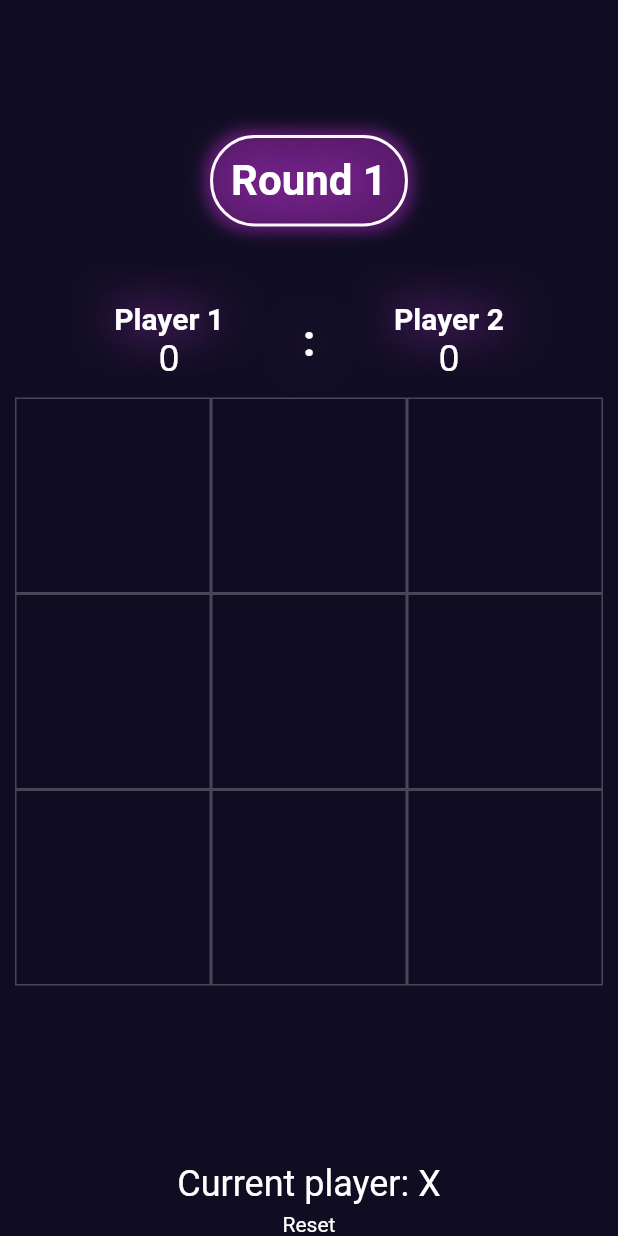
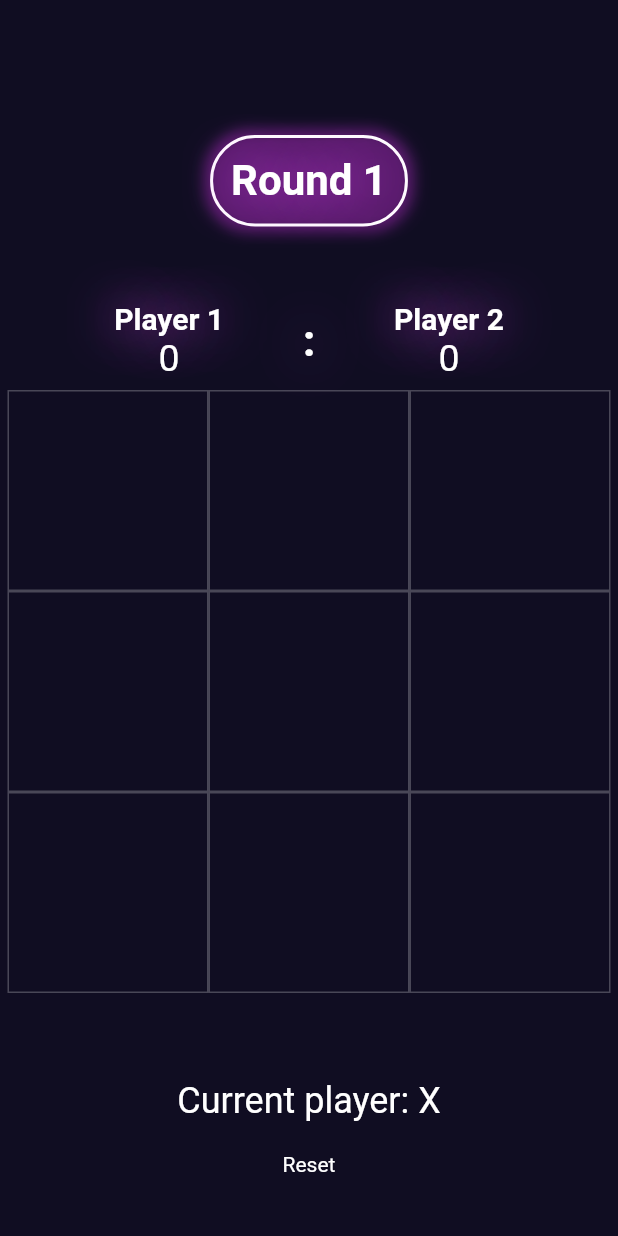
Before and after one commit to yomal-h/tictactoe_mp, a Flutter app: the screen it shows after launch, on a phone screen of 412 x 824 dp. Run offline on Flutter 3.47's test engine with Material 2 defaults, Android fonts, the phone set to English and light mode, and no system bars; our stand-ins replace socket_io_client; missing offline and left inert: flutter_glow, share_extend.

Commit message:
modified:   lib/views/tictactoe_offline_multiplayer.dart

```diff
--- a/lib/views/tictactoe_offline_multiplayer.dart
+++ b/lib/views/tictactoe_offline_multiplayer.dart
@@ -24,7 +24,7 @@ class __TicTacToeGameOfflineMultiplayerState
   int _computerScore = 0;
   int _round = 1;
   bool _gameOver = false;
-  bool _isComputerThinking = false;
+  final bool _isComputerThinking = false;
   List<int> _winningLine = [];
   late AnimationController _animationController;
   late Tween<double> _animationTween;
@@ -43,19 +43,13 @@ class __TicTacToeGameOfflineMultiplayerState
 
   @override
   Widget build(BuildContext context) {
-    final size = MediaQuery.of(context).size;
-
-    return ConstrainedBox(
-      constraints: BoxConstraints(
-        maxHeight: size.height * 0.7,
-        maxWidth: 500,
-      ),
-      child: Scaffold(
+    return Scaffold(
       body: Column(
         mainAxisAlignment: MainAxisAlignment.center,
         children: [
           SizedBox(height: 90.0),
-            Container(
+          Center(
+            child: Container(
               decoration: BoxDecoration(
                 border: Border.all(
                   color: Colors.white,
@@ -81,6 +75,7 @@ class __TicTacToeGameOfflineMultiplayerState
                       shadows: [
                         Shadow(blurRadius: 40, color: Colors.purpleAccent)
                       ]),
+                ),
               ),
             ),
           ),
@@ -147,13 +142,13 @@ class __TicTacToeGameOfflineMultiplayerState
           ),
           SizedBox(height: 2.0),
           Expanded(
+            child: AspectRatio(
+              aspectRatio: 0.9,
               child: Padding(
-                padding: const EdgeInsets.all(10.0),
+                padding: const EdgeInsets.all(5.0),
                 child: Stack(
                   children: [
-                    AspectRatio(
-                      aspectRatio: 0.9,
-                      child: GridView.builder(
+                    GridView.builder(
                       gridDelegate: SliverGridDelegateWithFixedCrossAxisCount(
                         crossAxisCount: 3,
                       ),
@@ -202,7 +197,7 @@ class __TicTacToeGameOfflineMultiplayerState
                                   style: TextStyle(
                                       color: Colors.white,
                                       fontWeight: FontWeight.bold,
-                                        fontSize: 90.0,
+                                      fontSize: 100.0,
                                       shadows: [
                                         Shadow(
                                           blurRadius: 40,
@@ -217,7 +212,6 @@ class __TicTacToeGameOfflineMultiplayerState
                           ),
                         );
                       },
-                      ),
                     ),
                     if (_gameOver && _winningLine.isNotEmpty)
                       ShaderMask(
@@ -256,6 +250,7 @@ class __TicTacToeGameOfflineMultiplayerState
                 ),
               ),
             ),
+          ),
           _gameOver
               ? ElevatedButton(
                   child: Text('New Game'),
@@ -275,16 +270,18 @@ class __TicTacToeGameOfflineMultiplayerState
                   style: TextStyle(fontSize: 24.0),
                 ),
           SizedBox(
-              height: 5.0,
+            height: 20.0,
           ),
           GlowButton(
             onPressed: _startNewGame,
             child: Text('Reset'),
             blurRadius: 15,
             color: Colors.purple,
-            )
+          ),
+          SizedBox(
+            height: 40.0,
+          ),
         ],
-        ),
       ),
     );
   }
```
Lines whose indentation alone changed are shown as unchanged.
